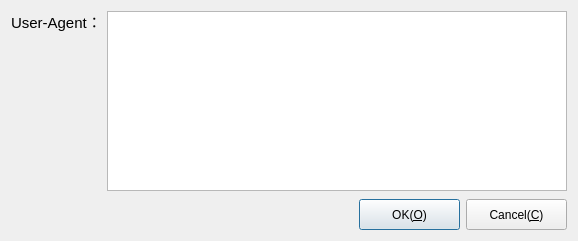
This is src/UserAgentConfigDialog.ui in L-Super/FlowD as Qt 5 draws it before an edit. The edited form follows.
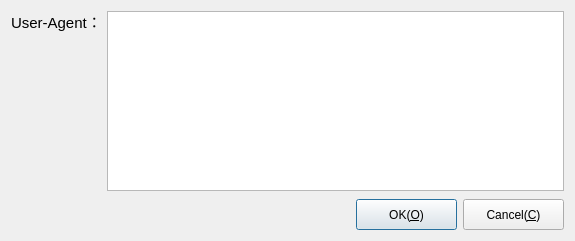
This is the edited form.

What changed in the file:
```diff
--- a/src/UserAgentConfigDialog.ui
+++ b/src/UserAgentConfigDialog.ui
@@ -10,6 +10,12 @@
     <height>241</height>
    </rect>
   </property>
+  <property name="minimumSize">
+   <size>
+    <width>300</width>
+    <height>0</height>
+   </size>
+  </property>
   <property name="windowTitle">
    <string>Config User-Agent</string>
   </property>
@@ -63,7 +69,7 @@
         <widget class="QPlainTextEdit" name="plainUserAgent">
          <property name="minimumSize">
           <size>
-           <width>460</width>
+           <width>0</width>
            <height>180</height>
           </size>
          </property>
```
